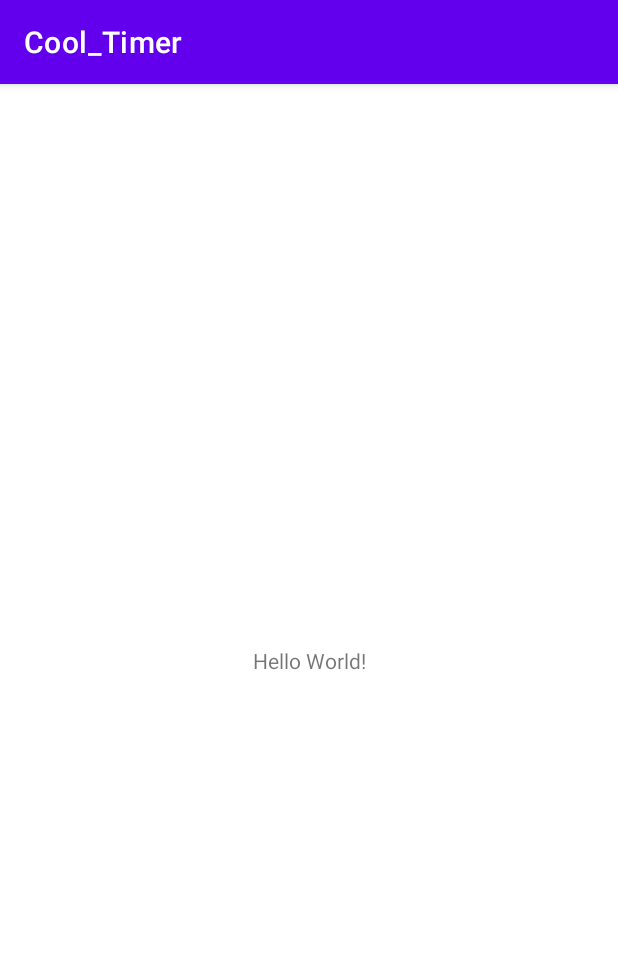
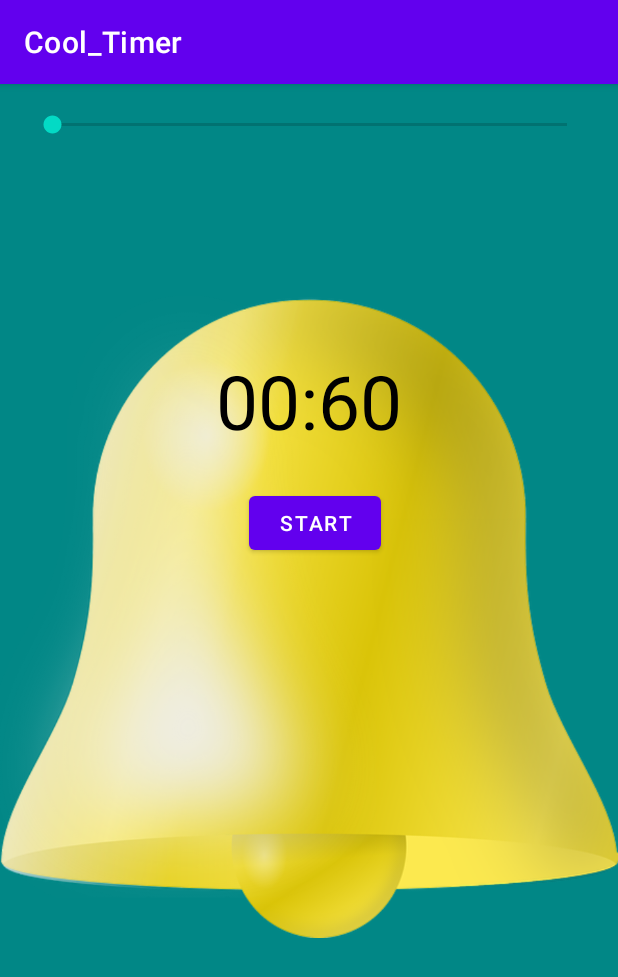
Before and after one commit to Mikele197411/Android_portfolio, an Android app: the screen it shows after launch (MainActivity), on a phone screen of 412 x 824 dp. Shown: the top 977 px of the screen. Run offline under Robolectric (Android 15) with nearby library versions, the phone set to English and light mode, and no system bars.

Commit message:
Added markup

```diff
--- a/Cool_Timer/app/src/main/java/com/mshilkov/cool_timer/MainActivity.java
+++ b/Cool_Timer/app/src/main/java/com/mshilkov/cool_timer/MainActivity.java
@@ -3,6 +3,7 @@
 import androidx.appcompat.app.AppCompatActivity;
 
 import android.os.Bundle;
+import android.view.View;
 
 public class MainActivity extends AppCompatActivity {
 
@@ -11,4 +12,7 @@
         super.onCreate(savedInstanceState);
         setContentView(R.layout.activity_main);
     }
+
+    public void onStartTimer(View view) {
+    }
 }
--- a/Cool_Timer/app/src/main/res/layout/activity_main.xml
+++ b/Cool_Timer/app/src/main/res/layout/activity_main.xml
@@ -4,15 +4,59 @@
     xmlns:tools="http://schemas.android.com/tools"
     android:layout_width="match_parent"
     android:layout_height="match_parent"
+    android:background="@color/teal_700"
     tools:context=".MainActivity">
 
-    <TextView
+    <ImageView
+        android:id="@+id/imageView"
         android:layout_width="wrap_content"
         android:layout_height="wrap_content"
-        android:text="Hello World!"
+        android:layout_marginStart="8dp"
+        android:layout_marginTop="16dp"
+        android:layout_marginEnd="8dp"
+        android:layout_marginBottom="8dp"
         app:layout_constraintBottom_toBottomOf="parent"
+        app:layout_constraintEnd_toEndOf="parent"
+        app:layout_constraintStart_toStartOf="parent"
+        app:layout_constraintTop_toTopOf="parent"
+        app:layout_constraintVertical_bias="0.106"
+        app:srcCompat="@drawable/bell" />
+
+    <Button
+        android:id="@+id/button"
+        android:layout_width="wrap_content"
+        android:layout_height="wrap_content"
+
+
+        android:layout_marginStart="8dp"
+        android:layout_marginTop="24dp"
+        android:onClick="onStartTimer"
+
+        android:text="Start"
+        app:layout_constraintEnd_toEndOf="parent"
+        app:layout_constraintStart_toStartOf="@id/imageView"
+        app:layout_constraintTop_toBottomOf="@+id/textView" />
+
+    <SeekBar
+        android:id="@+id/seekBar"
+        android:layout_width="375dp"
+        android:layout_height="22dp"
+        android:layout_marginTop="16dp"
         app:layout_constraintEnd_toEndOf="parent"
         app:layout_constraintStart_toStartOf="parent"
         app:layout_constraintTop_toTopOf="parent" />
 
+    <TextView
+        android:id="@+id/textView"
+        android:layout_width="wrap_content"
+        android:layout_height="wrap_content"
+        android:layout_marginStart="8dp"
+        android:layout_marginTop="139dp"
+        android:layout_marginEnd="8dp"
+        android:text="00:60"
+        android:textColor="@color/black"
+        android:textSize="50sp"
+        app:layout_constraintEnd_toEndOf="parent"
+        app:layout_constraintStart_toStartOf="@+id/imageView"
+        app:layout_constraintTop_toBottomOf="@+id/seekBar" />
 </androidx.constraintlayout.widget.ConstraintLayout>
```
Also changed, not shown: Cool_Timer/app/src/main/res/drawable-v24/bell.png (added).
